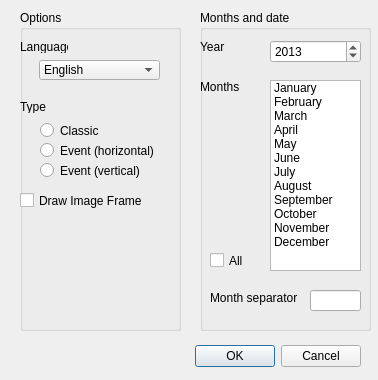
The window that calendar/calendarwizard_dialog.ui (aoloe/scribus-scripter-repository) describes before a commit, drawn with Qt 5.
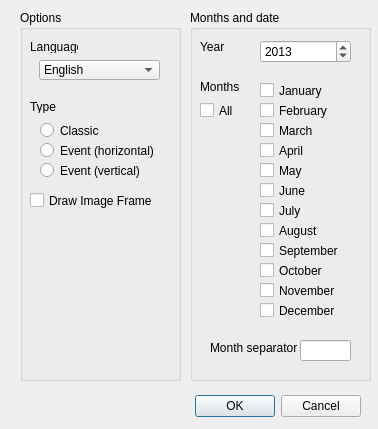
The same window after the commit. Icons and pictures are not drawn.

Commit message: checkboxes for months

Patch:
```diff
--- a/calendar/calendarwizard_dialog.ui
+++ b/calendar/calendarwizard_dialog.ui
@@ -7,7 +7,7 @@
     <x>0</x>
     <y>0</y>
     <width>378</width>
-    <height>380</height>
+    <height>429</height>
    </rect>
   </property>
   <property name="windowTitle">
@@ -21,7 +21,7 @@
    <property name="geometry">
     <rect>
      <x>20</x>
-     <y>340</y>
+     <y>390</y>
      <width>341</width>
      <height>32</height>
     </rect>
@@ -39,7 +39,7 @@
      <x>20</x>
      <y>10</y>
      <width>161</width>
-     <height>321</height>
+     <height>371</height>
     </rect>
    </property>
    <property name="title">
@@ -51,7 +51,7 @@
    <widget class="QLabel" name="langLabel">
     <property name="geometry">
      <rect>
-      <x>0</x>
+      <x>10</x>
       <y>30</y>
       <width>48</width>
       <height>13</height>
@@ -94,7 +94,7 @@
    <widget class="QLabel" name="typeLabel">
     <property name="geometry">
      <rect>
-      <x>0</x>
+      <x>10</x>
       <y>90</y>
       <width>48</width>
       <height>13</height>
@@ -146,7 +146,7 @@
    <widget class="QCheckBox" name="imageCheck">
     <property name="geometry">
      <rect>
-      <x>0</x>
+      <x>10</x>
       <y>180</y>
       <width>141</width>
       <height>21</height>
@@ -160,10 +160,10 @@
   <widget class="QGroupBox" name="cal_options_time">
    <property name="geometry">
     <rect>
-     <x>200</x>
+     <x>190</x>
      <y>10</y>
-     <width>171</width>
-     <height>321</height>
+     <width>181</width>
+     <height>371</height>
     </rect>
    </property>
    <property name="title">
@@ -172,7 +172,7 @@
    <widget class="QLabel" name="yearLabel">
     <property name="geometry">
      <rect>
-      <x>0</x>
+      <x>10</x>
       <y>30</y>
       <width>48</width>
       <height>13</height>
@@ -198,80 +198,10 @@
      <number>2013</number>
     </property>
    </widget>
-   <widget class="QListWidget" name="monthListbox">
-    <property name="geometry">
-     <rect>
-      <x>70</x>
-      <y>70</y>
-      <width>91</width>
-      <height>191</height>
-     </rect>
-    </property>
-    <item>
-     <property name="text">
-      <string>January</string>
-     </property>
-    </item>
-    <item>
-     <property name="text">
-      <string>February</string>
-     </property>
-    </item>
-    <item>
-     <property name="text">
-      <string>March</string>
-     </property>
-    </item>
-    <item>
-     <property name="text">
-      <string>April</string>
-     </property>
-    </item>
-    <item>
-     <property name="text">
-      <string>May</string>
-     </property>
-    </item>
-    <item>
-     <property name="text">
-      <string>June</string>
-     </property>
-    </item>
-    <item>
-     <property name="text">
-      <string>July</string>
-     </property>
-    </item>
-    <item>
-     <property name="text">
-      <string>August</string>
-     </property>
-    </item>
-    <item>
-     <property name="text">
-      <string>September</string>
-     </property>
-    </item>
-    <item>
-     <property name="text">
-      <string>October</string>
-     </property>
-    </item>
-    <item>
-     <property name="text">
-      <string>November</string>
-     </property>
-    </item>
-    <item>
-     <property name="text">
-      <string>December</string>
-     </property>
-    </item>
-   </widget>
    <widget class="QLabel" name="monthLabel">
     <property name="geometry">
      <rect>
-      <x>0</x>
+      <x>10</x>
       <y>70</y>
       <width>48</width>
       <height>13</height>
@@ -285,7 +215,7 @@
     <property name="geometry">
      <rect>
       <x>10</x>
-      <y>240</y>
+      <y>90</y>
       <width>80</width>
       <height>21</height>
      </rect>
@@ -297,8 +227,8 @@
    <widget class="QLabel" name="sepMonthsLabel">
     <property name="geometry">
      <rect>
-      <x>10</x>
-      <y>280</y>
+      <x>20</x>
+      <y>330</y>
       <width>91</width>
       <height>16</height>
      </rect>
@@ -311,12 +241,168 @@
     <property name="geometry">
      <rect>
       <x>110</x>
-      <y>280</y>
+      <y>330</y>
       <width>51</width>
       <height>21</height>
      </rect>
     </property>
    </widget>
+   <widget class="QCheckBox" name="JanuarycheckBox">
+    <property name="geometry">
+     <rect>
+      <x>70</x>
+      <y>70</y>
+      <width>80</width>
+      <height>21</height>
+     </rect>
+    </property>
+    <property name="text">
+     <string>January</string>
+    </property>
+   </widget>
+   <widget class="QCheckBox" name="februaryCheckBox">
+    <property name="geometry">
+     <rect>
+      <x>70</x>
+      <y>90</y>
+      <width>80</width>
+      <height>21</height>
+     </rect>
+    </property>
+    <property name="text">
+     <string>February</string>
+    </property>
+   </widget>
+   <widget class="QCheckBox" name="marchCheckBox">
+    <property name="geometry">
+     <rect>
+      <x>70</x>
+      <y>110</y>
+      <width>80</width>
+      <height>21</height>
+     </rect>
+    </property>
+    <property name="text">
+     <string>March</string>
+    </property>
+   </widget>
+   <widget class="QCheckBox" name="aprilCheckBox">
+    <property name="geometry">
+     <rect>
+      <x>70</x>
+      <y>130</y>
+      <width>80</width>
+      <height>21</height>
+     </rect>
+    </property>
+    <property name="text">
+     <string>April</string>
+    </property>
+   </widget>
+   <widget class="QCheckBox" name="mayCheckBox">
+    <property name="geometry">
+     <rect>
+      <x>70</x>
+      <y>150</y>
+      <width>80</width>
+      <height>21</height>
+     </rect>
+    </property>
+    <property name="text">
+     <string>May</string>
+    </property>
+   </widget>
+   <widget class="QCheckBox" name="juneCheckBox">
+    <property name="geometry">
+     <rect>
+      <x>70</x>
+      <y>170</y>
+      <width>80</width>
+      <height>21</height>
+     </rect>
+    </property>
+    <property name="text">
+     <string>June</string>
+    </property>
+   </widget>
+   <widget class="QCheckBox" name="julyCheckBox">
+    <property name="geometry">
+     <rect>
+      <x>70</x>
+      <y>190</y>
+      <width>80</width>
+      <height>21</height>
+     </rect>
+    </property>
+    <property name="text">
+     <string>July</string>
+    </property>
+   </widget>
+   <widget class="QCheckBox" name="augustCheckBox">
+    <property name="geometry">
+     <rect>
+      <x>70</x>
+      <y>210</y>
+      <width>80</width>
+      <height>21</height>
+     </rect>
+    </property>
+    <property name="text">
+     <string>August</string>
+    </property>
+   </widget>
+   <widget class="QCheckBox" name="septemberCheckBox">
+    <property name="geometry">
+     <rect>
+      <x>70</x>
+      <y>230</y>
+      <width>80</width>
+      <height>21</height>
+     </rect>
+    </property>
+    <property name="text">
+     <string>September</string>
+    </property>
+   </widget>
+   <widget class="QCheckBox" name="octoberCheckBox">
+    <property name="geometry">
+     <rect>
+      <x>70</x>
+      <y>250</y>
+      <width>80</width>
+      <height>21</height>
+     </rect>
+    </property>
+    <property name="text">
+     <string>October</string>
+    </property>
+   </widget>
+   <widget class="QCheckBox" name="novemberCheckBox">
+    <property name="geometry">
+     <rect>
+      <x>70</x>
+      <y>270</y>
+      <width>80</width>
+      <height>21</height>
+     </rect>
+    </property>
+    <property name="text">
+     <string>November</string>
+    </property>
+   </widget>
+   <widget class="QCheckBox" name="decemberCheckBox">
+    <property name="geometry">
+     <rect>
+      <x>70</x>
+      <y>290</y>
+      <width>80</width>
+      <height>21</height>
+     </rect>
+    </property>
+    <property name="text">
+     <string>December</string>
+    </property>
+   </widget>
   </widget>
  </widget>
  <resources/>
```
